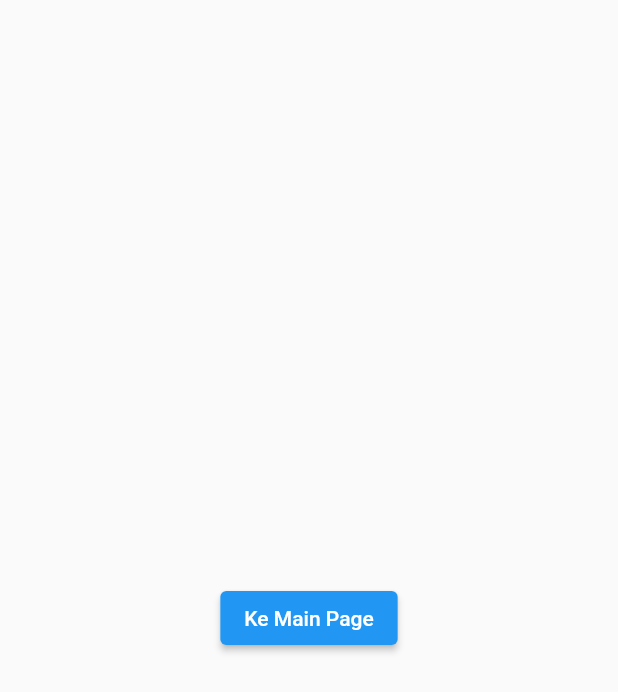
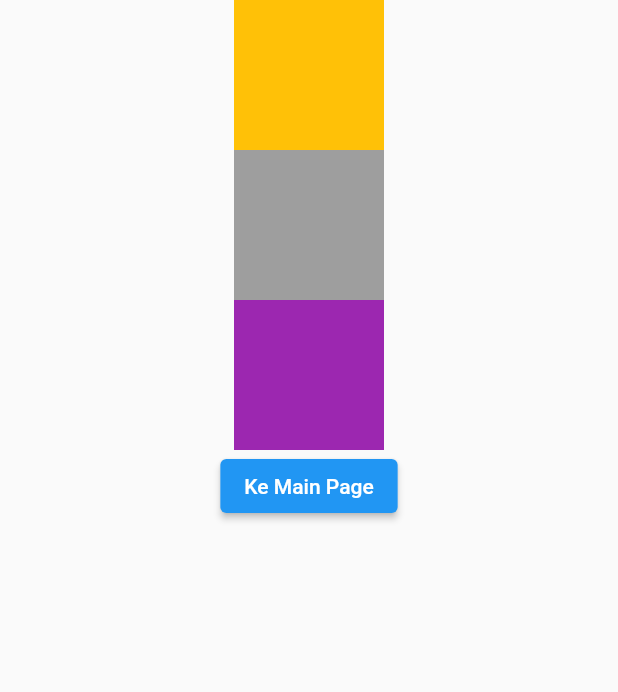
Before and after one commit to mindatama/GIT, a Flutter app: the screen it shows after launch, on a phone screen of 412 x 824 dp. Shown: the top 692 px of the screen. Run offline on Flutter 3.47's test engine with Material 2 defaults, Android fonts, the light colour scheme and no system bars.

Commit message:
hello_world_flutter lib/login_page tambah contoh media query

```diff
--- a/hello_world_flutter/lib/login_page.dart
+++ b/hello_world_flutter/lib/login_page.dart
@@ -5,8 +5,35 @@ class LoginPage extends StatelessWidget {
   @override
   Widget build(BuildContext context) {
     return Scaffold(
-      body: Center(
-        child: ElevatedButton(
+        body: (MediaQuery.of(context).orientation == Orientation.portrait)
+            ? Column(
+                children: children(context),
+              )
+            : Row(
+                children: children(context),
+              ));
+  }
+
+  List<Widget> children(BuildContext context) {
+    return <Widget>[
+      Container(
+        color: Colors.amber,
+        width: 100,
+        height: 100,
+      ),
+      Container(
+        color: Colors.grey,
+        width: 100,
+        height: 100,
+      ),
+      Container(
+        color: Colors.purple,
+        width: 100,
+        height: 100,
+      ),
+      Container(
+        child: Center(
+            child: ElevatedButton(
           child: Text("Ke Main Page"),
           onPressed: () {
             Navigator.pushReplacement(context,
@@ -14,8 +41,8 @@ class LoginPage extends StatelessWidget {
               return MainPage();
             }));
           },
-        ),
+        )),
       ),
-    );
+    ];
   }
 }
```
